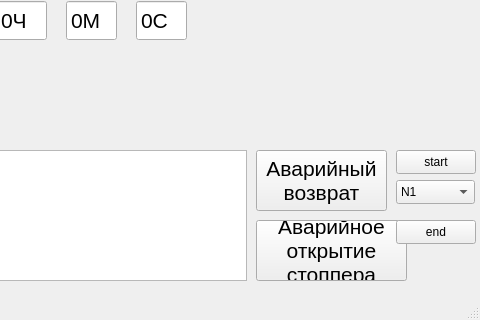
The window that mainwindow.ui (beeleph/PanelRegata2) describes before a commit, drawn with Qt 5; both pictures show x 544 to 1024 and y 400 to 720 of the 1024 by 720 pixel window.
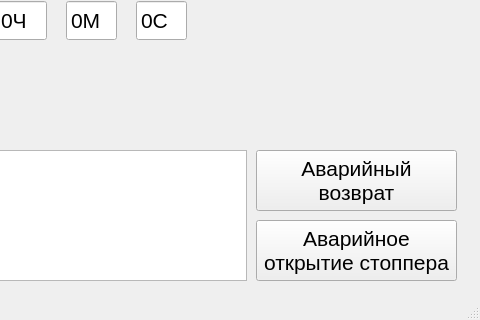
The same window after the commit. Icons and pictures are not drawn. Custom widgets are drawn as their Qt base class.

Commit message: working buttons colors

Diff of the .ui file:
```diff
--- a/mainwindow.ui
+++ b/mainwindow.ui
@@ -1468,7 +1468,7 @@
      <rect>
       <x>800</x>
       <y>550</y>
-      <width>131</width>
+      <width>201</width>
       <height>61</height>
      </rect>
     </property>
@@ -1496,7 +1496,7 @@
      <rect>
       <x>800</x>
       <y>620</y>
-      <width>151</width>
+      <width>201</width>
       <height>61</height>
      </rect>
     </property>
@@ -1510,8 +1510,7 @@
     </property>
     <property name="text">
      <string>Аварийное 
-открытие 
-стоппера</string>
+открытие стоппера</string>
     </property>
    </widget>
    <widget class="QDialogButtonBox" name="buttonBox">
@@ -1605,57 +1604,6 @@
      <set>Qt::AlignRight|Qt::AlignTrailing|Qt::AlignVCenter</set>
     </property>
    </widget>
-   <widget class="QPushButton" name="testStartButton">
-    <property name="geometry">
-     <rect>
-      <x>940</x>
-      <y>550</y>
-      <width>80</width>
-      <height>24</height>
-     </rect>
-    </property>
-    <property name="text">
-     <string>start</string>
-    </property>
-   </widget>
-   <widget class="QPushButton" name="testEndButton">
-    <property name="geometry">
-     <rect>
-      <x>940</x>
-      <y>620</y>
-      <width>80</width>
-      <height>24</height>
-     </rect>
-    </property>
-    <property name="text">
-     <string>end</string>
-    </property>
-   </widget>
-   <widget class="QComboBox" name="testPathComboBox">
-    <property name="geometry">
-     <rect>
-      <x>940</x>
-      <y>580</y>
-      <width>79</width>
-      <height>24</height>
-     </rect>
-    </property>
-    <item>
-     <property name="text">
-      <string>N1</string>
-     </property>
-    </item>
-    <item>
-     <property name="text">
-      <string>N2</string>
-     </property>
-    </item>
-    <item>
-     <property name="text">
-      <string>G</string>
-     </property>
-    </item>
-   </widget>
    <zorder>uzvLabel</zorder>
    <zorder>N1Button</zorder>
    <zorder>N2Button</zorder>
```
Left out of the diff: 3 changed lines with no effect on the pictures. The commit also changes 2 other files.
